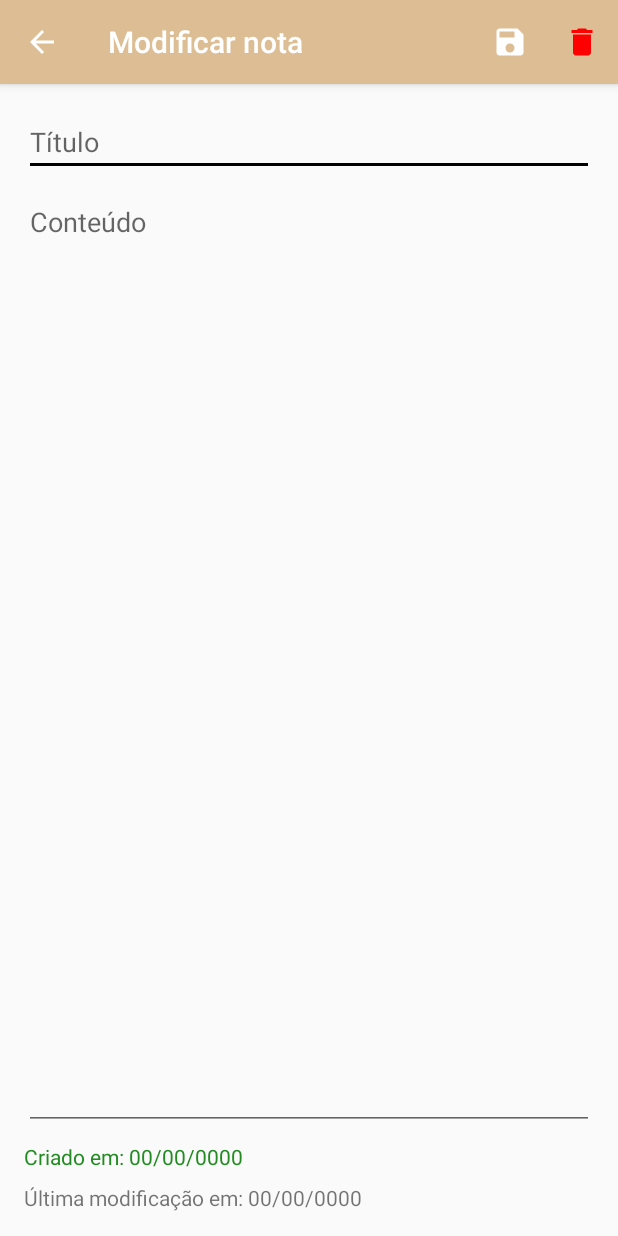
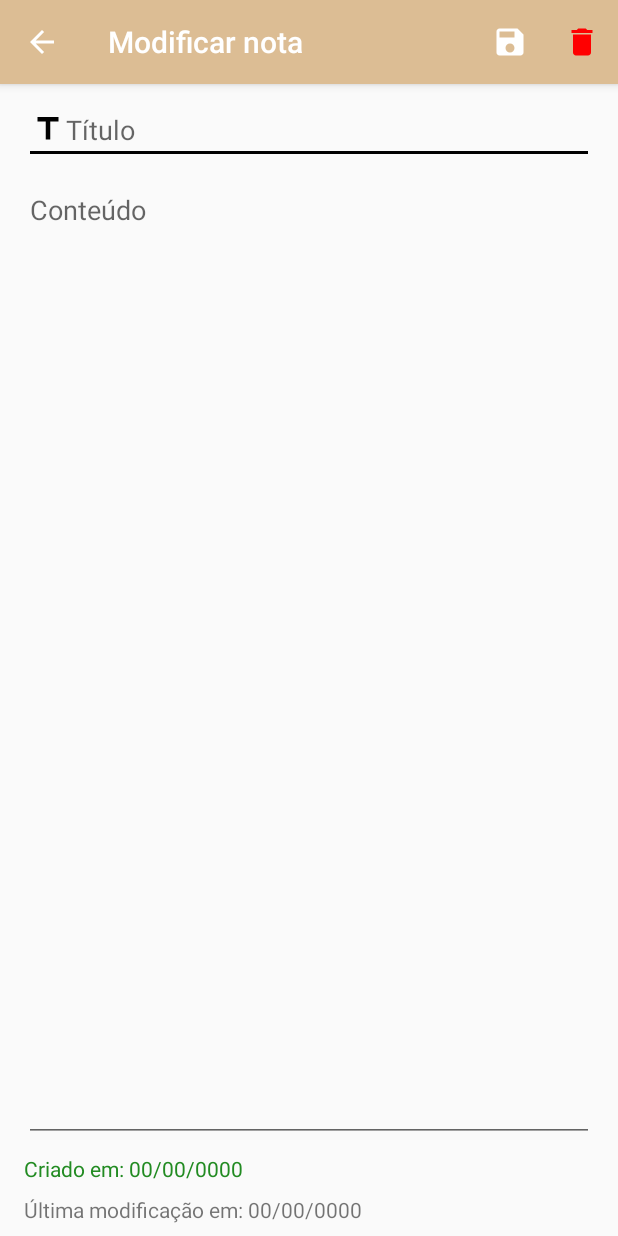
Before and after one commit to Kmiokande/Papiro, an Android app: the ModifyNoteActivity screen opened directly, with no data from a screen before it, on a phone screen of 412 x 824 dp. Run offline under Robolectric (Android 15) with nearby library versions, the phone set to English and light mode, and no system bars.

Commit message:
Update backOnPressed and back to home menu in ModifyNoteActivity

```diff
--- a/app/src/main/java/com/kmiokande/papiro/activities/ModifyNoteActivity.java
+++ b/app/src/main/java/com/kmiokande/papiro/activities/ModifyNoteActivity.java
@@ -17,6 +17,8 @@ import com.kmiokande.papiro.R;
 public class ModifyNoteActivity extends AppCompatActivity {
     private EditText etTitleModify;
     private EditText etContentModify;
+    private String titleDefault;
+    private String contentDefault;
 
     @Override
     protected void onCreate(Bundle savedInstanceState) {
@@ -31,6 +33,8 @@ public class ModifyNoteActivity extends AppCompatActivity {
 
         String title = intent.getStringExtra("title");
         String content = intent.getStringExtra("content");
+        titleDefault = title;
+        contentDefault = content;
 
         etTitleModify.setText(title);
         etContentModify.setText(content);
@@ -57,7 +61,12 @@ public class ModifyNoteActivity extends AppCompatActivity {
         int id = item.getItemId();
 
         if (id == android.R.id.home) {
-            finish();
+            if (!etTitleModify.getText().toString().equals(titleDefault) || !etContentModify.getText().toString().equals(contentDefault)) {
+                sair();
+            }
+            else {
+                finish();
+            }
         }
         else if (id == R.id.actionSaveModify) {
             return true;
@@ -79,6 +88,11 @@ public class ModifyNoteActivity extends AppCompatActivity {
 
     @Override
     public void onBackPressed() {
-        sair();
+        if (!etTitleModify.getText().toString().equals(titleDefault) || !etContentModify.getText().toString().equals(contentDefault)) {
+            sair();
+        }
+        else {
+            finish();
+        }
     }
 }
--- /dev/null
+++ b/app/src/main/res/drawable/ic_title_black_24dp.xml
@@ -0,0 +1,9 @@
+<vector xmlns:android="http://schemas.android.com/apk/res/android"
+        android:width="24dp"
+        android:height="24dp"
+        android:viewportWidth="24.0"
+        android:viewportHeight="24.0">
+    <path
+        android:fillColor="#FF000000"
+        android:pathData="M5,4v3h5.5v12h3V7H19V4z"/>
+</vector>
--- a/app/src/main/res/layout/add_note_activity.xml
+++ b/app/src/main/res/layout/add_note_activity.xml
@@ -12,9 +12,10 @@
         android:layout_height="wrap_content"
         android:layout_marginStart="16dp"
         android:layout_marginLeft="16dp"
-        android:layout_marginTop="16dp"
+        android:layout_marginTop="8dp"
         android:layout_marginEnd="16dp"
         android:layout_marginRight="16dp"
+        android:drawableStart="@drawable/ic_title_black_24dp"
         android:ems="10"
         android:hint="@string/nameTitle"
         android:inputType="textPersonName|textCapSentences"
@@ -31,7 +32,7 @@
         android:layout_marginTop="8dp"
         android:layout_marginEnd="16dp"
         android:layout_marginRight="16dp"
-        android:layout_marginBottom="16dp"
+        android:layout_marginBottom="8dp"
         android:ems="10"
         android:gravity="start"
         android:hint="@string/nameContent"
--- a/app/src/main/res/layout/modify_note_activity.xml
+++ b/app/src/main/res/layout/modify_note_activity.xml
@@ -12,9 +12,10 @@
         android:layout_height="wrap_content"
         android:layout_marginStart="16dp"
         android:layout_marginLeft="16dp"
-        android:layout_marginTop="16dp"
+        android:layout_marginTop="8dp"
         android:layout_marginEnd="16dp"
         android:layout_marginRight="16dp"
+        android:drawableStart="@drawable/ic_title_black_24dp"
         android:ems="10"
         android:hint="@string/nameTitle"
         android:inputType="textPersonName"
@@ -49,7 +50,7 @@
         android:layout_marginLeft="16dp"
         android:layout_marginEnd="16dp"
         android:layout_marginRight="16dp"
-        android:layout_marginBottom="16dp"
+        android:layout_marginBottom="8dp"
         android:text="@string/modifiedIn"
         app:layout_constraintBottom_toBottomOf="parent"
         app:layout_constraintEnd_toEndOf="parent"
```
